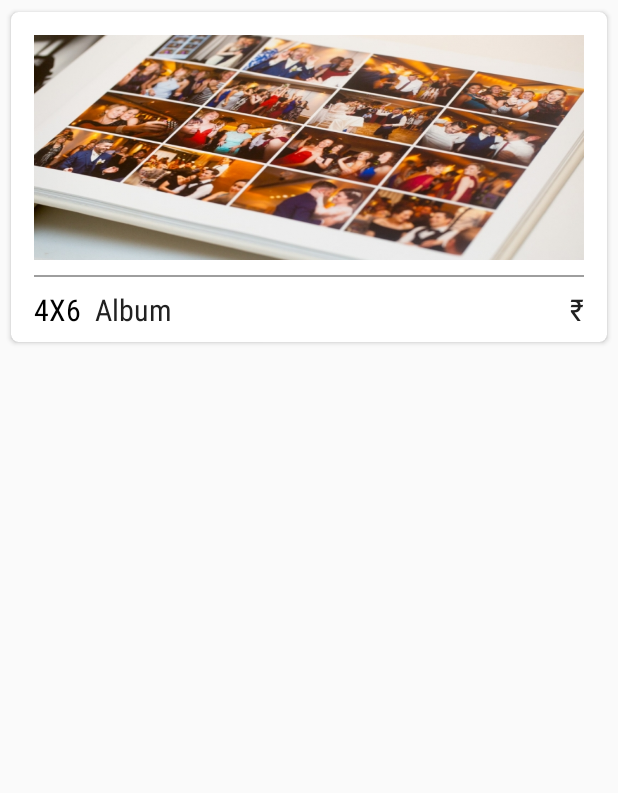
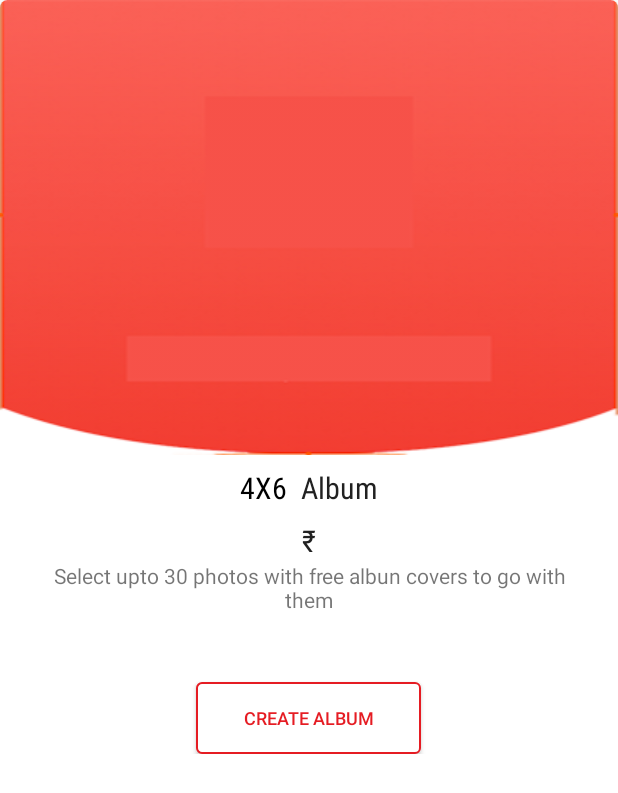
Before and after one commit to narmwarevrushali/album1, an Android app: the layout card_album_next.xml on its own in the app's theme, with its tools: preview values and no code run, on a phone screen of 412 x 824 dp. Shown: the top 793 px of the screen. Run offline under Robolectric (Android 15) with nearby library versions, the phone set to English and light mode, and no system bars.

Commit message:
Modified album card layout

```diff
--- a/app/src/main/java/narmware/com/photouploadcopy/adapter/AlbumAdapter.java
+++ b/app/src/main/java/narmware/com/photouploadcopy/adapter/AlbumAdapter.java
@@ -49,14 +49,16 @@ public class AlbumAdapter extends RecyclerView.Adapter<AlbumAdapter.MyViewHolder
 
     public class MyViewHolder extends RecyclerView.ViewHolder{
         public TextView mTxtAlbumSize,mTxtAlbumPrice;
+        public Button mCreateAlbum;
         UserAlbum mItem;
 
         public MyViewHolder(View view) {
             super(view);
             mTxtAlbumPrice= (TextView) view.findViewById(R.id.txt_album_price);
             mTxtAlbumSize=view.findViewById(R.id.txt_album_size);
+            mCreateAlbum = view.findViewById(R.id.bt_card_album_create);
 
-            view.setOnClickListener(new View.OnClickListener() {
+            mCreateAlbum.setOnClickListener(new View.OnClickListener() {
                 @Override
                 public void onClick(View view) {
 
--- a/app/src/main/java/narmware/com/photouploadcopy/fragment/AlbumFragment.java
+++ b/app/src/main/java/narmware/com/photouploadcopy/fragment/AlbumFragment.java
@@ -7,7 +7,9 @@ import android.os.Bundle;
 import android.support.v4.app.Fragment;
 import android.support.v7.widget.DefaultItemAnimator;
 import android.support.v7.widget.LinearLayoutManager;
+import android.support.v7.widget.LinearSnapHelper;
 import android.support.v7.widget.RecyclerView;
+import android.support.v7.widget.SnapHelper;
 import android.util.Log;
 import android.view.LayoutInflater;
 import android.view.View;
@@ -123,6 +125,8 @@ public class AlbumFragment extends Fragment implements View.OnClickListener{
         mRecyclerView.setAdapter(albumAdapter);
         mRecyclerView.setNestedScrollingEnabled(false);
         mRecyclerView.setFocusable(false);
+        SnapHelper snapper = new LinearSnapHelper();
+        snapper.attachToRecyclerView(mRecyclerView);
 
 
     }
--- /dev/null
+++ b/app/src/main/res/drawable/button_album_card.xml
@@ -0,0 +1,14 @@
+<?xml version="1.0" encoding="utf-8"?>
+<shape xmlns:android="http://schemas.android.com/apk/res/android">
+<!--<size android:width="1dp"/>
+<solid android:color="#f6f6f6"/>-->
+
+    <!-- Background Color -->
+    <solid android:color="@android:color/white" />
+
+    <!-- Border Color -->
+    <stroke android:width="1dp" android:color="@color/colorPrimary" />
+
+    <!-- Round Corners -->
+    <corners android:radius="3dp" />
+</shape>
--- a/app/src/main/res/layout/card_album_next.xml
+++ b/app/src/main/res/layout/card_album_next.xml
@@ -3,23 +3,15 @@
     xmlns:app="http://schemas.android.com/apk/res-auto"
     android:orientation="vertical"
     android:layout_width="match_parent"
-    android:layout_height="wrap_content">
+    android:layout_height="match_parent">
 
     <android.support.v7.widget.CardView
         android:id="@+id/album_card"
         android:layout_width="match_parent"
-        android:layout_height="wrap_content"
-        android:layout_marginBottom="3dp"
-        android:layout_marginLeft="3dp"
-        android:layout_marginRight="3dp"
-        android:layout_marginTop="3dp"
-        app:cardCornerRadius="5dp"
-        app:cardUseCompatPadding="true">
+        android:layout_height="match_parent"
+        app:cardCornerRadius="5dp">
 
         <LinearLayout
-            android:paddingTop="15dp"
-            android:paddingRight="15dp"
-            android:paddingLeft="15dp"
             android:layout_width="match_parent"
             android:layout_height="wrap_content"
             android:orientation="vertical">
@@ -28,23 +20,18 @@
                 android:id="@+id/img_album"
                 android:layout_gravity="center"
                 android:layout_width="match_parent"
-                android:layout_height="150dp"
-                android:background="@drawable/album" />
+                android:layout_height="match_parent"
+                android:background="@drawable/curved" />
+
+
 
             <LinearLayout
-                android:layout_above="@+id/linear_size"
-                android:layout_gravity="center_horizontal"
-                android:layout_marginTop="10dp"
-                android:background="@color/grey_500"
-                android:layout_width="match_parent"
-                android:layout_height="1dp"></LinearLayout>
-
-            <RelativeLayout
-                android:layout_width="match_parent"
+                android:layout_width="wrap_content"
                 android:layout_height="wrap_content"
-                android:orientation="horizontal"
+                android:layout_gravity="center"
+                android:gravity="center"
+                android:orientation="vertical"
                 >
-
                 <LinearLayout
                     android:id="@+id/linear_size"
                     android:layout_alignParentLeft="true"
@@ -95,7 +82,26 @@
                     android:text=""
                    />
                 </LinearLayout>
-            </RelativeLayout>
+
+                <TextView
+                    android:layout_gravity="center"
+                    android:gravity="center"
+                    android:layout_marginLeft="30dp"
+                    android:layout_marginRight="30dp"
+                    android:text="Select upto 30 photos with free albun covers to go with them"
+                    android:layout_width="wrap_content"
+                    android:layout_height="wrap_content" />
+
+                <Button
+                    android:id="@+id/bt_card_album_create"
+                    android:layout_marginTop="45dp"
+                    android:text="CREATE ALBUM"
+                    android:textSize="12sp"
+                    android:textColor="@color/colorPrimary"
+                    android:background="@drawable/button_album_card"
+                    android:layout_width="150dp"
+                    android:layout_height="wrap_content" />
+            </LinearLayout>
         </LinearLayout>
 
     </android.support.v7.widget.CardView>
```
Also changed, not shown: app/src/main/res/layout/fragment_album.xml (+5 -41 lines).
